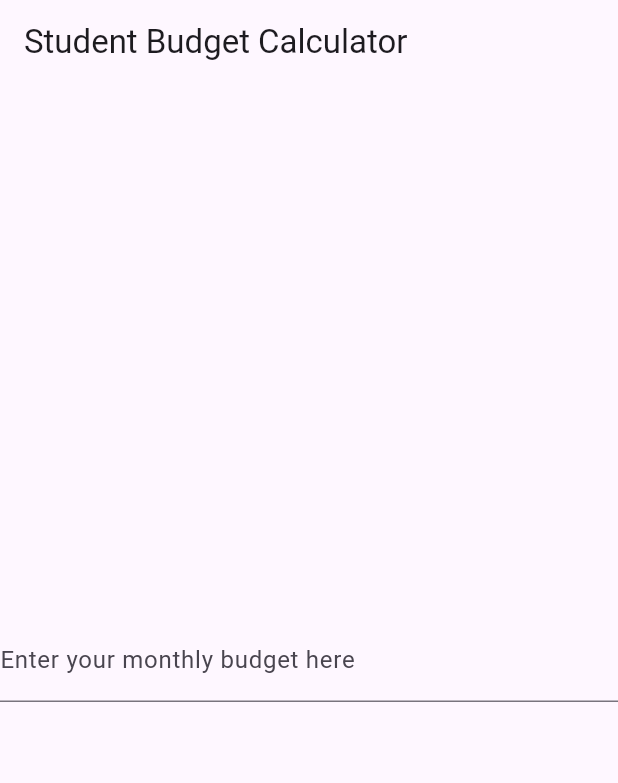
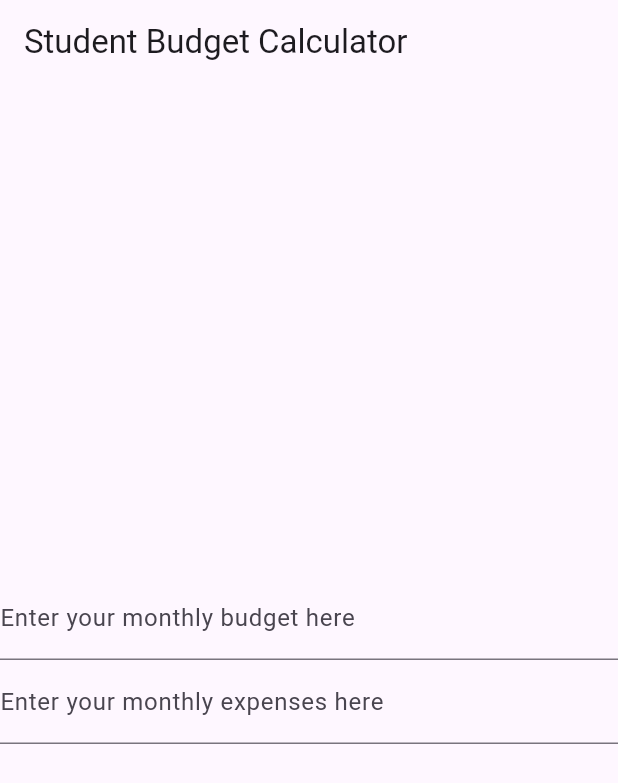
Before and after one commit to harine424/stud_budget_calc, a Flutter app: the screen it shows after launch, on a phone screen of 412 x 824 dp. Shown: the top 783 px of the screen. Run offline on Flutter 3.47's test engine with Material 3 defaults, Android fonts, the phone set to English and light mode, and no system bars.

Commit message:
Textfield for user's monthly expense

```diff
--- a/lib/main.dart
+++ b/lib/main.dart
@@ -40,6 +40,13 @@ class _BudgetPageState extends State<BudgetPage> {
               ),
               keyboardType: TextInputType.number,
             ),
+            TextField(
+              controller: _ExpenseController,
+              decoration: const InputDecoration(
+                labelText: "Enter your monthly expenses here",
+              ),
+              keyboardType: TextInputType.number,
+            ),
           ],
         ),
       ),
```
